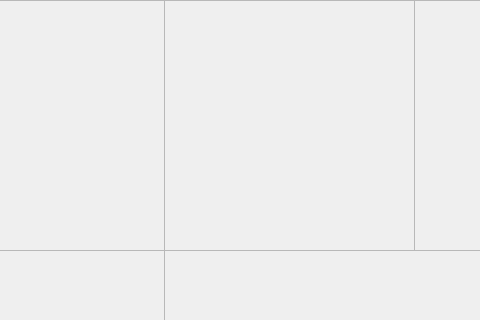
Above: MonsterFactory/mainwindow.ui from arty4325/IC2001-MonsterFactory before the change; both pictures show x 276 to 756 and y 0 to 320 of the 1366 by 768 pixel window. Below: the same form after it.
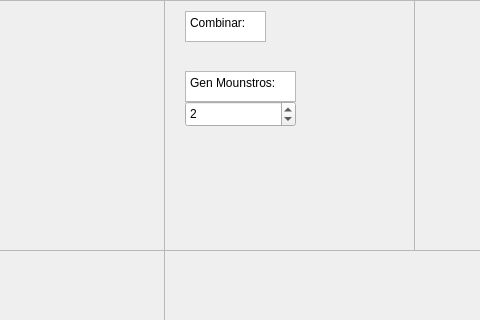
That is the form after the change.

```diff
--- a/MonsterFactory/mainwindow.ui
+++ b/MonsterFactory/mainwindow.ui
@@ -35,6 +35,62 @@
        <height>249</height>
       </rect>
      </property>
+     <widget class="QTextEdit" name="textEdit_4">
+      <property name="geometry">
+       <rect>
+        <x>20</x>
+        <y>10</y>
+        <width>81</width>
+        <height>31</height>
+       </rect>
+      </property>
+      <property name="html">
+       <string>&lt;!DOCTYPE HTML PUBLIC &quot;-//W3C//DTD HTML 4.0//EN&quot; &quot;http://www.w3.org/TR/REC-html40/strict.dtd&quot;&gt;
+&lt;html&gt;&lt;head&gt;&lt;meta name=&quot;qrichtext&quot; content=&quot;1&quot; /&gt;&lt;meta charset=&quot;utf-8&quot; /&gt;&lt;style type=&quot;text/css&quot;&gt;
+p, li { white-space: pre-wrap; }
+hr { height: 1px; border-width: 0; }
+li.unchecked::marker { content: &quot;\2610&quot;; }
+li.checked::marker { content: &quot;\2612&quot;; }
+&lt;/style&gt;&lt;/head&gt;&lt;body style=&quot; font-family:'Segoe UI'; font-size:9pt; font-weight:400; font-style:normal;&quot;&gt;
+&lt;p style=&quot; margin-top:0px; margin-bottom:0px; margin-left:0px; margin-right:0px; -qt-block-indent:0; text-indent:0px;&quot;&gt;Combinar:&lt;/p&gt;&lt;/body&gt;&lt;/html&gt;</string>
+      </property>
+     </widget>
+     <widget class="QTextEdit" name="textEdit_10">
+      <property name="geometry">
+       <rect>
+        <x>20</x>
+        <y>70</y>
+        <width>111</width>
+        <height>31</height>
+       </rect>
+      </property>
+      <property name="html">
+       <string>&lt;!DOCTYPE HTML PUBLIC &quot;-//W3C//DTD HTML 4.0//EN&quot; &quot;http://www.w3.org/TR/REC-html40/strict.dtd&quot;&gt;
+&lt;html&gt;&lt;head&gt;&lt;meta name=&quot;qrichtext&quot; content=&quot;1&quot; /&gt;&lt;meta charset=&quot;utf-8&quot; /&gt;&lt;style type=&quot;text/css&quot;&gt;
+p, li { white-space: pre-wrap; }
+hr { height: 1px; border-width: 0; }
+li.unchecked::marker { content: &quot;\2610&quot;; }
+li.checked::marker { content: &quot;\2612&quot;; }
+&lt;/style&gt;&lt;/head&gt;&lt;body style=&quot; font-family:'Segoe UI'; font-size:9pt; font-weight:400; font-style:normal;&quot;&gt;
+&lt;p style=&quot; margin-top:0px; margin-bottom:0px; margin-left:0px; margin-right:0px; -qt-block-indent:0; text-indent:0px;&quot;&gt;Gen Mounstros:&lt;/p&gt;&lt;/body&gt;&lt;/html&gt;</string>
+      </property>
+     </widget>
+     <widget class="QSpinBox" name="combinadorSpinBox">
+      <property name="geometry">
+       <rect>
+        <x>20</x>
+        <y>100</y>
+        <width>111</width>
+        <height>26</height>
+       </rect>
+      </property>
+      <property name="minimum">
+       <number>0</number>
+      </property>
+      <property name="value">
+       <number>2</number>
+      </property>
+     </widget>
     </widget>
    </widget>
    <widget class="QScrollArea" name="scrollArea_3">
```
